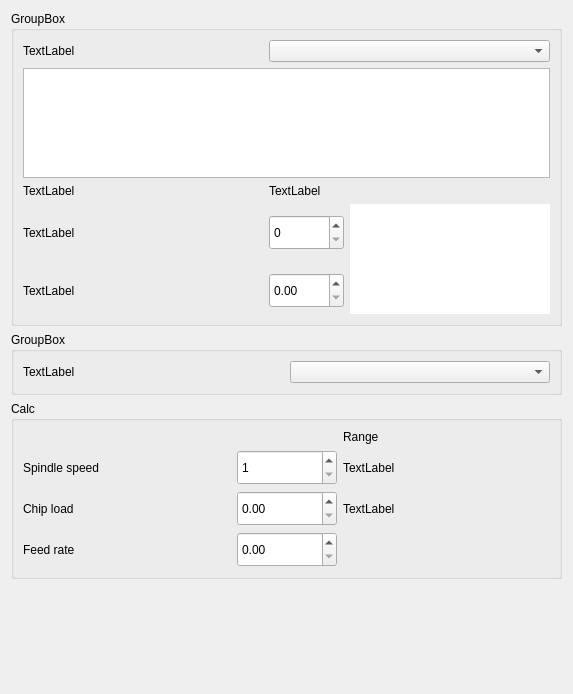
Above: sources/forms/sMaterial.ui from eduard-x/cnc-qt before the change. Below: the same form after it.
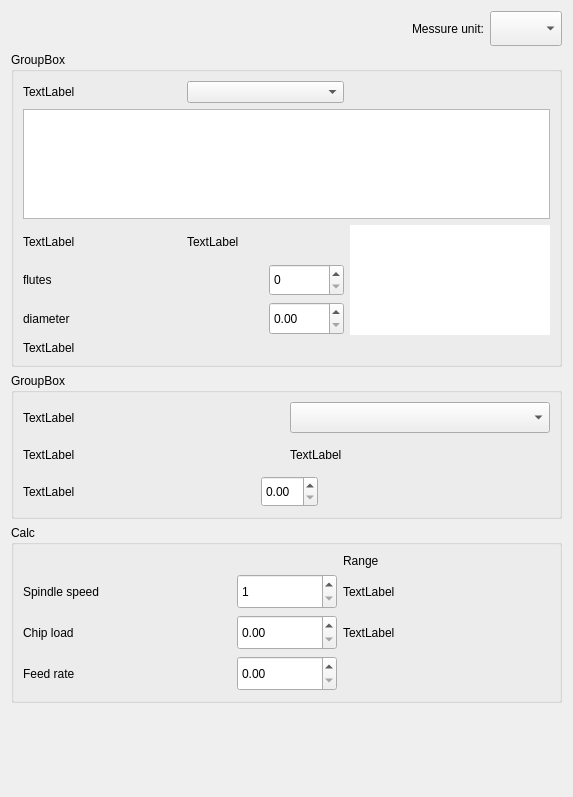
That is the form after the change.

Commit message: tool, control settings

Patch:
```diff
--- a/sources/forms/sMaterial.ui
+++ b/sources/forms/sMaterial.ui
@@ -7,14 +7,48 @@
     <x>0</x>
     <y>0</y>
     <width>573</width>
-    <height>694</height>
+    <height>797</height>
    </rect>
   </property>
   <property name="windowTitle">
    <string>Form</string>
   </property>
-  <layout class="QGridLayout" name="gridLayout">
-   <item row="0" column="0">
+  <layout class="QVBoxLayout" name="verticalLayout">
+   <item>
+    <layout class="QHBoxLayout" name="horizontalLayout">
+     <item>
+      <spacer name="horizontalSpacer">
+       <property name="orientation">
+        <enum>Qt::Horizontal</enum>
+       </property>
+       <property name="sizeHint" stdset="0">
+        <size>
+         <width>40</width>
+         <height>20</height>
+        </size>
+       </property>
+      </spacer>
+     </item>
+     <item>
+      <widget class="QLabel" name="labelUnit">
+       <property name="text">
+        <string>Messure unit:</string>
+       </property>
+      </widget>
+     </item>
+     <item>
+      <widget class="QComboBox" name="comboUnit">
+       <property name="minimumSize">
+        <size>
+         <width>0</width>
+         <height>35</height>
+        </size>
+       </property>
+      </widget>
+     </item>
+    </layout>
+   </item>
+   <item>
     <widget class="QGroupBox" name="groupTool">
      <property name="sizePolicy">
       <sizepolicy hsizetype="Minimum" vsizetype="Minimum">
@@ -25,10 +59,59 @@
      <property name="title">
       <string>GroupBox</string>
      </property>
-     <layout class="QGridLayout" name="gridLayout_32">
+     <layout class="QGridLayout" name="gridLayout">
       <item row="0" column="0">
-       <layout class="QGridLayout" name="gridLayout_2">
-        <item row="2" column="0">
+       <layout class="QHBoxLayout" name="horizontalLayout_4">
+        <item>
+         <widget class="QLabel" name="labelTool">
+          <property name="sizePolicy">
+           <sizepolicy hsizetype="Minimum" vsizetype="Preferred">
+            <horstretch>0</horstretch>
+            <verstretch>0</verstretch>
+           </sizepolicy>
+          </property>
+          <property name="text">
+           <string>TextLabel</string>
+          </property>
+         </widget>
+        </item>
+        <item>
+         <widget class="QComboBox" name="comboBoxTool">
+          <property name="sizePolicy">
+           <sizepolicy hsizetype="Minimum" vsizetype="Fixed">
+            <horstretch>0</horstretch>
+            <verstretch>0</verstretch>
+           </sizepolicy>
+          </property>
+         </widget>
+        </item>
+       </layout>
+      </item>
+      <item row="1" column="0" colspan="2">
+       <widget class="QTextBrowser" name="textBrowser">
+        <property name="sizePolicy">
+         <sizepolicy hsizetype="Minimum" vsizetype="Minimum">
+          <horstretch>0</horstretch>
+          <verstretch>0</verstretch>
+         </sizepolicy>
+        </property>
+        <property name="minimumSize">
+         <size>
+          <width>0</width>
+          <height>110</height>
+         </size>
+        </property>
+        <property name="maximumSize">
+         <size>
+          <width>16777215</width>
+          <height>110</height>
+         </size>
+        </property>
+       </widget>
+      </item>
+      <item row="2" column="0">
+       <layout class="QHBoxLayout" name="horizontalLayout_5">
+        <item>
          <widget class="QLabel" name="labelDiam">
           <property name="sizePolicy">
            <sizepolicy hsizetype="Minimum" vsizetype="Minimum">
@@ -41,7 +124,58 @@
           </property>
          </widget>
         </item>
-        <item row="3" column="0">
+        <item>
+         <widget class="QLabel" name="labelShaft">
+          <property name="sizePolicy">
+           <sizepolicy hsizetype="Minimum" vsizetype="Minimum">
+            <horstretch>0</horstretch>
+            <verstretch>0</verstretch>
+           </sizepolicy>
+          </property>
+          <property name="text">
+           <string>TextLabel</string>
+          </property>
+         </widget>
+        </item>
+       </layout>
+      </item>
+      <item row="2" column="1" rowspan="3">
+       <widget class="QGraphicsView" name="graphicsView">
+        <property name="sizePolicy">
+         <sizepolicy hsizetype="Minimum" vsizetype="Minimum">
+          <horstretch>0</horstretch>
+          <verstretch>0</verstretch>
+         </sizepolicy>
+        </property>
+        <property name="minimumSize">
+         <size>
+          <width>200</width>
+          <height>110</height>
+         </size>
+        </property>
+        <property name="maximumSize">
+         <size>
+          <width>200</width>
+          <height>110</height>
+         </size>
+        </property>
+        <property name="acceptDrops">
+         <bool>false</bool>
+        </property>
+        <property name="frameShape">
+         <enum>QFrame::NoFrame</enum>
+        </property>
+        <property name="verticalScrollBarPolicy">
+         <enum>Qt::ScrollBarAlwaysOff</enum>
+        </property>
+        <property name="horizontalScrollBarPolicy">
+         <enum>Qt::ScrollBarAlwaysOff</enum>
+        </property>
+       </widget>
+      </item>
+      <item row="3" column="0">
+       <layout class="QHBoxLayout" name="horizontalLayout_2">
+        <item>
          <widget class="QLabel" name="labelFlutes">
           <property name="sizePolicy">
            <sizepolicy hsizetype="Minimum" vsizetype="Preferred">
@@ -50,12 +184,12 @@
            </sizepolicy>
           </property>
           <property name="text">
-           <string>TextLabel</string>
+           <string>flutes</string>
           </property>
          </widget>
         </item>
-        <item row="3" column="1">
-         <widget class="QSpinBox" name="spinBox">
+        <item>
+         <widget class="QSpinBox" name="spinFlutes">
           <property name="maximumSize">
            <size>
             <width>75</width>
@@ -64,41 +198,11 @@
           </property>
          </widget>
         </item>
-        <item row="3" column="2" rowspan="2">
-         <widget class="QGraphicsView" name="graphicsView">
-          <property name="sizePolicy">
-           <sizepolicy hsizetype="Minimum" vsizetype="Minimum">
-            <horstretch>0</horstretch>
-            <verstretch>0</verstretch>
-           </sizepolicy>
-          </property>
-          <property name="minimumSize">
-           <size>
-            <width>200</width>
-            <height>110</height>
-           </size>
-          </property>
-          <property name="maximumSize">
-           <size>
-            <width>200</width>
-            <height>110</height>
-           </size>
-          </property>
-          <property name="acceptDrops">
-           <bool>false</bool>
-          </property>
-          <property name="frameShape">
-           <enum>QFrame::NoFrame</enum>
-          </property>
-          <property name="verticalScrollBarPolicy">
-           <enum>Qt::ScrollBarAlwaysOff</enum>
-          </property>
-          <property name="horizontalScrollBarPolicy">
-           <enum>Qt::ScrollBarAlwaysOff</enum>
-          </property>
-         </widget>
-        </item>
-        <item row="4" column="0">
+       </layout>
+      </item>
+      <item row="4" column="0">
+       <layout class="QHBoxLayout" name="horizontalLayout_3">
+        <item>
          <widget class="QLabel" name="labelDiameter">
           <property name="sizePolicy">
            <sizepolicy hsizetype="Minimum" vsizetype="Preferred">
@@ -107,12 +211,12 @@
            </sizepolicy>
           </property>
           <property name="text">
-           <string>TextLabel</string>
+           <string>diameter</string>
           </property>
          </widget>
         </item>
-        <item row="4" column="1">
-         <widget class="QDoubleSpinBox" name="doubleSpinBox">
+        <item>
+         <widget class="QDoubleSpinBox" name="doubleSpinDiameter">
           <property name="maximumSize">
            <size>
             <width>75</width>
@@ -121,70 +225,19 @@
           </property>
          </widget>
         </item>
-        <item row="2" column="1">
-         <widget class="QLabel" name="labelShaft">
-          <property name="sizePolicy">
-           <sizepolicy hsizetype="Minimum" vsizetype="Minimum">
-            <horstretch>0</horstretch>
-            <verstretch>0</verstretch>
-           </sizepolicy>
-          </property>
-          <property name="text">
-           <string>TextLabel</string>
-          </property>
-         </widget>
-        </item>
-        <item row="0" column="0">
-         <widget class="QLabel" name="labelTool">
-          <property name="sizePolicy">
-           <sizepolicy hsizetype="Minimum" vsizetype="Preferred">
-            <horstretch>0</horstretch>
-            <verstretch>0</verstretch>
-           </sizepolicy>
-          </property>
-          <property name="text">
-           <string>TextLabel</string>
-          </property>
-         </widget>
-        </item>
-        <item row="0" column="1" colspan="2">
-         <widget class="QComboBox" name="comboBoxTool">
-          <property name="sizePolicy">
-           <sizepolicy hsizetype="Minimum" vsizetype="Fixed">
-            <horstretch>0</horstretch>
-            <verstretch>0</verstretch>
-           </sizepolicy>
-          </property>
-         </widget>
-        </item>
-        <item row="1" column="0" colspan="3">
-         <widget class="QTextBrowser" name="textBrowser">
-          <property name="sizePolicy">
-           <sizepolicy hsizetype="Minimum" vsizetype="Minimum">
-            <horstretch>0</horstretch>
-            <verstretch>0</verstretch>
-           </sizepolicy>
-          </property>
-          <property name="minimumSize">
-           <size>
-            <width>0</width>
-            <height>110</height>
-           </size>
-          </property>
-          <property name="maximumSize">
-           <size>
-            <width>16777215</width>
-            <height>110</height>
-           </size>
-          </property>
-         </widget>
-        </item>
        </layout>
       </item>
+      <item row="5" column="0">
+       <widget class="QLabel" name="labelDepth">
+        <property name="text">
+         <string>TextLabel</string>
+        </property>
+       </widget>
+      </item>
      </layout>
     </widget>
    </item>
-   <item row="1" column="0">
+   <item>
     <widget class="QGroupBox" name="groupMaterial">
      <property name="sizePolicy">
       <sizepolicy hsizetype="Minimum" vsizetype="Minimum">
@@ -195,7 +248,7 @@
      <property name="title">
       <string>GroupBox</string>
      </property>
-     <layout class="QGridLayout" name="gridLayout_31">
+     <layout class="QGridLayout" name="gridLayout_2">
       <item row="0" column="0">
        <layout class="QHBoxLayout" name="horizontalLayout_6">
         <item>
@@ -206,6 +259,12 @@
             <verstretch>0</verstretch>
            </sizepolicy>
           </property>
+          <property name="minimumSize">
+           <size>
+            <width>0</width>
+            <height>31</height>
+           </size>
+          </property>
           <property name="text">
            <string>TextLabel</string>
           </property>
@@ -214,7 +273,7 @@
         <item>
          <widget class="QComboBox" name="comboBoxMaterial">
           <property name="sizePolicy">
-           <sizepolicy hsizetype="Minimum" vsizetype="Fixed">
+           <sizepolicy hsizetype="Minimum" vsizetype="Minimum">
             <horstretch>0</horstretch>
             <verstretch>0</verstretch>
            </sizepolicy>
@@ -223,10 +282,107 @@
         </item>
        </layout>
       </item>
+      <item row="1" column="0">
+       <layout class="QHBoxLayout" name="horizontalLayout_7">
+        <item>
+         <widget class="QLabel" name="labelCuttingRange">
+          <property name="sizePolicy">
+           <sizepolicy hsizetype="Minimum" vsizetype="Minimum">
+            <horstretch>0</horstretch>
+            <verstretch>0</verstretch>
+           </sizepolicy>
+          </property>
+          <property name="minimumSize">
+           <size>
+            <width>0</width>
+            <height>31</height>
+           </size>
+          </property>
+          <property name="text">
+           <string>TextLabel</string>
+          </property>
+         </widget>
+        </item>
+        <item>
+         <widget class="QLabel" name="label_2">
+          <property name="sizePolicy">
+           <sizepolicy hsizetype="Minimum" vsizetype="Minimum">
+            <horstretch>0</horstretch>
+            <verstretch>0</verstretch>
+           </sizepolicy>
+          </property>
+          <property name="minimumSize">
+           <size>
+            <width>0</width>
+            <height>31</height>
+           </size>
+          </property>
+          <property name="text">
+           <string>TextLabel</string>
+          </property>
+         </widget>
+        </item>
+       </layout>
+      </item>
+      <item row="2" column="0">
+       <layout class="QHBoxLayout" name="horizontalLayout_8">
+        <item>
+         <widget class="QLabel" name="labelCuttingSpeed">
+          <property name="sizePolicy">
+           <sizepolicy hsizetype="MinimumExpanding" vsizetype="Minimum">
+            <horstretch>0</horstretch>
+            <verstretch>0</verstretch>
+           </sizepolicy>
+          </property>
+          <property name="minimumSize">
+           <size>
+            <width>0</width>
+            <height>31</height>
+           </size>
+          </property>
+          <property name="text">
+           <string>TextLabel</string>
+          </property>
+         </widget>
+        </item>
+        <item>
+         <widget class="QDoubleSpinBox" name="doubleSpinCutting">
+          <property name="sizePolicy">
+           <sizepolicy hsizetype="Minimum" vsizetype="Minimum">
+            <horstretch>0</horstretch>
+            <verstretch>0</verstretch>
+           </sizepolicy>
+          </property>
+          <property name="minimumSize">
+           <size>
+            <width>0</width>
+            <height>31</height>
+           </size>
+          </property>
+         </widget>
+        </item>
+        <item>
+         <spacer name="horizontalSpacer_2">
+          <property name="orientation">
+           <enum>Qt::Horizontal</enum>
+          </property>
+          <property name="sizeType">
+           <enum>QSizePolicy::MinimumExpanding</enum>
+          </property>
+          <property name="sizeHint" stdset="0">
+           <size>
+            <width>40</width>
+            <height>20</height>
+           </size>
+          </property>
+         </spacer>
+        </item>
+       </layout>
+      </item>
      </layout>
     </widget>
    </item>
-   <item row="2" column="0">
+   <item>
     <widget class="QGroupBox" name="groupCalc">
      <property name="sizePolicy">
       <sizepolicy hsizetype="Minimum" vsizetype="Minimum">
@@ -385,7 +541,7 @@
      </layout>
     </widget>
    </item>
-   <item row="3" column="0">
+   <item>
     <spacer name="verticalSpacer_3">
      <property name="orientation">
       <enum>Qt::Vertical</enum>
```
Left out of the diff: 2 changed lines with no effect on the pictures. The commit also changes 20 other files.
